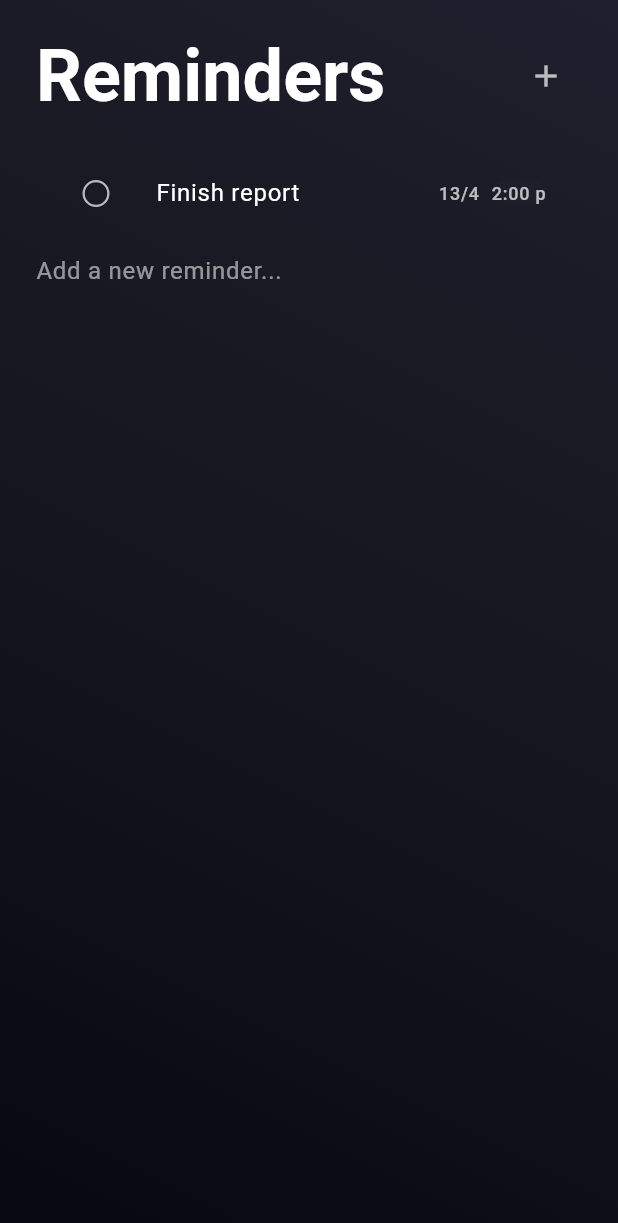
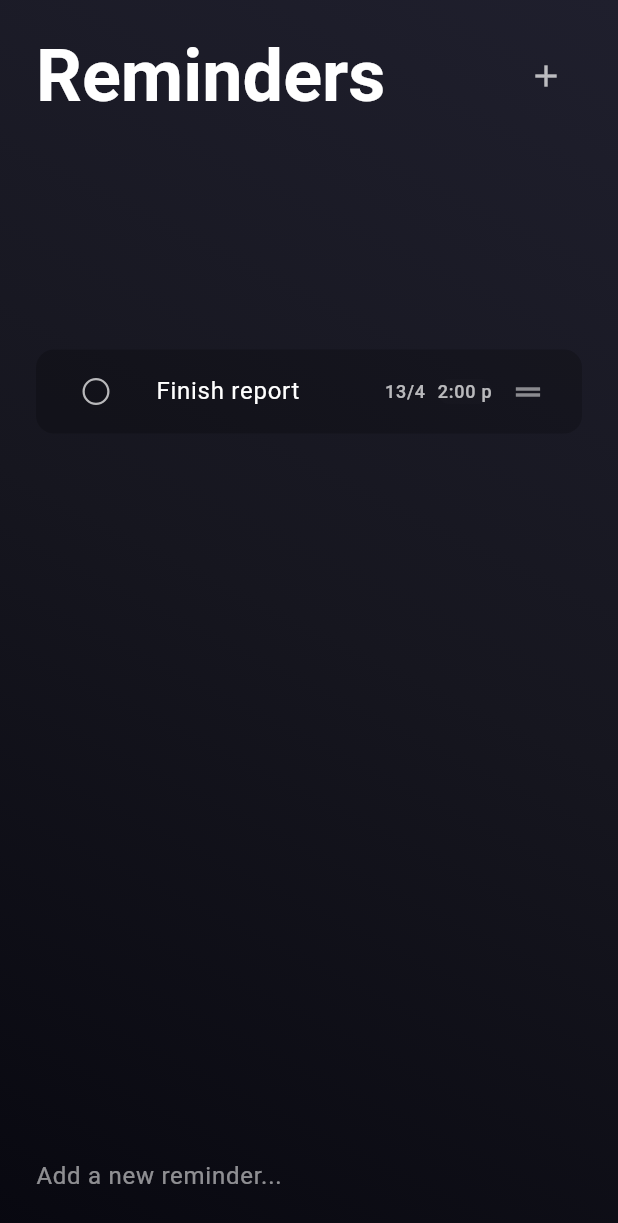
Before and after one commit to bvin02/neuron-memory-app, a Flutter app: the screen it shows after launch, after a tap on "Reminders", on a phone screen of 412 x 824 dp. Shown: the top 1223 px of the screen. Run offline on Flutter 3.47's test engine with Material 3 defaults, Android fonts, the phone set to English and light mode, and no system bars; our stand-ins replace flutter_markdown; missing offline and left inert: markdown_editable_textinput; Roboto replaces fonts that are missing (SFProRounded).

Commit message:
drag and drop to reminders

```diff
--- a/neuron_flutter_app/lib/screens/reminders_screen.dart
+++ b/neuron_flutter_app/lib/screens/reminders_screen.dart
@@ -2,6 +2,7 @@ import 'package:flutter/material.dart';
 import 'dart:ui';
 import '../models/reminder.dart';
 import 'dart:math';
+import 'package:flutter/services.dart';
 
 class RemindersScreen extends StatefulWidget {
   final List<Reminder> reminders;
@@ -365,36 +366,50 @@ class _RemindersScreenState extends State<RemindersScreen> {
                   ),
                 ),
                 Expanded(
+                  child: Column(
+                    children: [
+                      Expanded(
+                        child: Theme(
+                          data: Theme.of(context).copyWith(
+                            canvasColor: Colors.transparent,
+                            primaryColor: Colors.white70,
+                          ),
                           child: ReorderableListView.builder(
                             padding: const EdgeInsets.symmetric(horizontal: 24.0),
-                    itemCount: _reminders.length + 1,
+                            itemCount: _reminders.length,
+                            buildDefaultDragHandles: false,
+                            onReorderStart: (index) {
+                              HapticFeedback.mediumImpact();
+                            },
+                            proxyDecorator: (child, index, animation) {
+                              return AnimatedBuilder(
+                                animation: animation,
+                                builder: (BuildContext context, Widget? child) {
+                                  final double animValue = Curves.easeInOut.transform(animation.value);
+                                  final double elevation = lerpDouble(0, 6, animValue)!;
+                                  return Material(
+                                    elevation: elevation,
+                                    color: const Color(0xFF1F1F2D),
+                                    shadowColor: Colors.black.withOpacity(0.3),
+                                    borderRadius: BorderRadius.circular(12),
+                                    child: child,
+                                  );
+                                },
+                                child: child,
+                              );
+                            },
                             onReorder: (oldIndex, newIndex) {
-                      if (oldIndex < _reminders.length && newIndex < _reminders.length) {
                               setState(() {
+                                if (oldIndex < newIndex) {
+                                  newIndex -= 1;
+                                }
                                 final item = _reminders.removeAt(oldIndex);
                                 _reminders.insert(newIndex, item);
+                                widget.onRemindersUpdated(_reminders);
+                                HapticFeedback.lightImpact();
                               });
-                      }
                             },
                             itemBuilder: (context, index) {
-                      if (index == _reminders.length) {
-                        return Padding(
-                          key: const Key('new_reminder'),
-                          padding: const EdgeInsets.only(bottom: 16.0),
-                          child: TextField(
-                            controller: _textController,
-                            focusNode: _focusNode,
-                            style: const TextStyle(color: Colors.white),
-                            decoration: const InputDecoration(
-                              hintText: 'Add a new reminder...',
-                              hintStyle: TextStyle(color: Colors.white54),
-                              border: InputBorder.none,
-                            ),
-                            onSubmitted: (_) => _addReminder(),
-                          ),
-                        );
-                      }
-
                               final reminder = _reminders[index];
                               return Dismissible(
                                 key: Key(reminder.id),
@@ -406,6 +421,14 @@ class _RemindersScreenState extends State<RemindersScreen> {
                                 ),
                                 direction: DismissDirection.endToStart,
                                 onDismissed: (_) => _deleteReminder(reminder),
+                                child: ReorderableDragStartListener(
+                                  index: index,
+                                  child: Container(
+                                    decoration: BoxDecoration(
+                                      color: Colors.black.withOpacity(0.2),
+                                      borderRadius: BorderRadius.circular(12),
+                                    ),
+                                    margin: const EdgeInsets.symmetric(vertical: 4),
                                     child: ListTile(
                                       leading: Checkbox(
                                         value: reminder.isCompleted,
@@ -427,11 +450,10 @@ class _RemindersScreenState extends State<RemindersScreen> {
                                           fontStyle: reminder.isCompleted ? FontStyle.italic : FontStyle.normal,
                                         ),
                                       ),
-                          trailing: reminder.isCompleted
-                              ? null
-                              : Row(
+                                      trailing: Row(
                                         mainAxisSize: MainAxisSize.min,
                                         children: [
+                                          if (!reminder.isCompleted) ...[
                                             GestureDetector(
                                               onTap: () => _selectDate(reminder),
                                               child: Text(
@@ -460,11 +482,38 @@ class _RemindersScreenState extends State<RemindersScreen> {
                                                 ),
                                               ),
                                             ),
+                                            const SizedBox(width: 12),
                                           ],
+                                          Icon(
+                                            Icons.drag_handle,
+                                            color: Colors.white.withOpacity(0.5),
+                                          ),
+                                        ],
+                                      ),
+                                    ),
                                   ),
                                 ),
                               );
                             },
+                          ),
+                        ),
+                      ),
+                      Padding(
+                        key: const Key('new_reminder'),
+                        padding: const EdgeInsets.symmetric(horizontal: 24.0, vertical: 16.0),
+                        child: TextField(
+                          controller: _textController,
+                          focusNode: _focusNode,
+                          style: const TextStyle(color: Colors.white),
+                          decoration: const InputDecoration(
+                            hintText: 'Add a new reminder...',
+                            hintStyle: TextStyle(color: Colors.white54),
+                            border: InputBorder.none,
+                          ),
+                          onSubmitted: (_) => _addReminder(),
+                        ),
+                      ),
+                    ],
                   ),
                 ),
               ],
```
Lines whose indentation alone changed are shown as unchanged.
